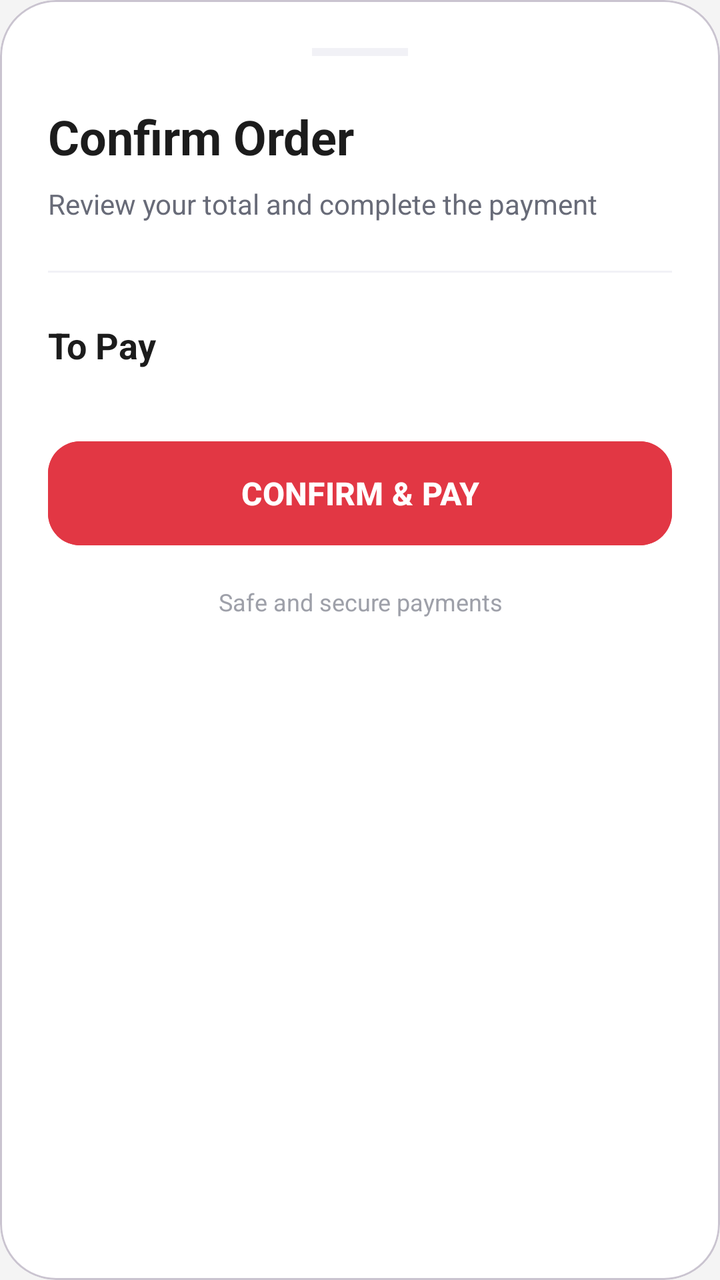
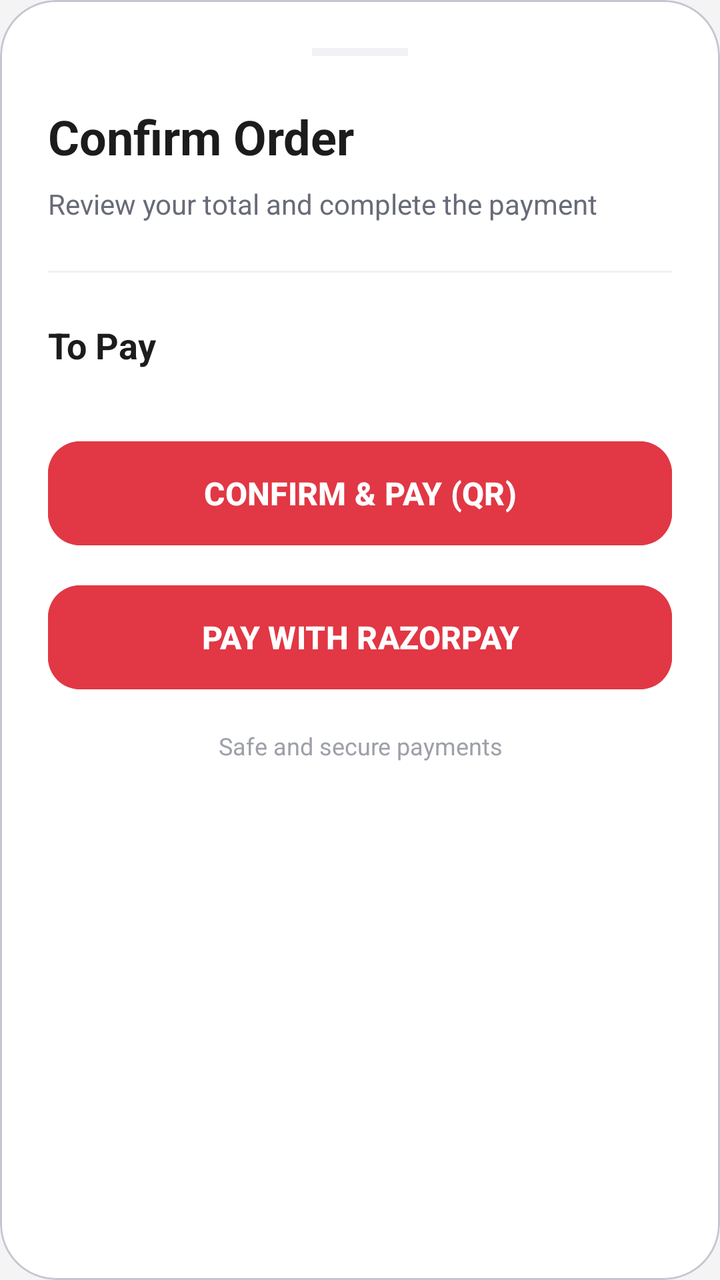

Two renders of the same Android screen: before a commit and after it. Below are the layout's source before the change and the commit's diff.
<!-- AndroidManifest.xml: application theme AppTheme.NoActionBar -->
<!-- res/layout/bottom_sheet_checkout.xml -->
<?xml version="1.0" encoding="utf-8"?>
<com.google.android.material.card.MaterialCardView xmlns:android="http://schemas.android.com/apk/res/android"
    xmlns:app="http://schemas.android.com/apk/res-auto"
    android:layout_width="match_parent"
    android:layout_height="wrap_content"
    app:cardCornerRadius="28dp"
    app:cardElevation="0dp"
    app:cardBackgroundColor="@color/white">

    <LinearLayout
        android:layout_width="match_parent"
        android:layout_height="wrap_content"
        android:orientation="vertical"
        android:padding="24dp">

        <View
            android:layout_width="48dp"
            android:layout_height="4dp"
            android:layout_gravity="center_horizontal"
            android:layout_marginBottom="24dp"
            android:background="@color/divider" />

        <TextView
            android:layout_width="wrap_content"
            android:layout_height="wrap_content"
            android:text="Confirm Order"
            android:textColor="@color/text_black"
            android:textSize="24sp"
            android:textStyle="bold" />

        <TextView
            android:layout_width="wrap_content"
            android:layout_height="wrap_content"
            android:layout_marginTop="8dp"
            android:text="Review your total and complete the payment"
            android:textColor="@color/text_grey_medium"
            android:textSize="14sp" />

        <View
            android:layout_width="match_parent"
            android:layout_height="1dp"
            android:layout_marginVertical="24dp"
            android:background="@color/divider" />

        <RelativeLayout
            android:layout_width="match_parent"
            android:layout_height="wrap_content">

            <TextView
                android:layout_width="wrap_content"
                android:layout_height="wrap_content"
                android:text="To Pay"
                android:textColor="@color/text_black"
                android:textSize="18sp"
                android:textStyle="bold" />

            <TextView
                android:id="@+id/totalText"
                android:layout_width="wrap_content"
                android:layout_height="wrap_content"
                android:layout_alignParentEnd="true"
                android:textColor="@color/text_black"
                android:textSize="18sp"
                android:textStyle="bold" />
        </RelativeLayout>

        <com.google.android.material.button.MaterialButton
            android:id="@+id/btnCheckout"
            android:layout_width="match_parent"
            android:layout_height="60dp"
            android:layout_marginTop="32dp"
            android:text="CONFIRM &amp; PAY"
            android:textColor="@color/white"
            android:textSize="16sp"
            android:textStyle="bold"
            app:cornerRadius="16dp"
            android:backgroundTint="@color/primary_red" />

        <TextView
            android:layout_width="match_parent"
            android:layout_height="wrap_content"
            android:layout_marginTop="16dp"
            android:gravity="center"
            android:text="Safe and secure payments"
            android:textColor="@color/text_grey_light"
            android:textSize="12sp" />

    </LinearLayout>
</com.google.android.material.card.MaterialCardView>
<!-- resources referenced by this layout -->
<resources>
  <color name="divider">#F1F1F6</color>
  <color name="primary_red">#E23744</color>
  <color name="text_black">#1C1C1C</color>
  <color name="text_grey_light">#9EA0A9</color>
  <color name="text_grey_medium">#686B78</color>
  <color name="white">#FFFFFFFF</color>
  <style name="AppTheme.NoActionBar" parent="Theme.Material3.Light.NoActionBar">
          <item name="colorPrimary">@color/primary_red</item>
          <item name="colorPrimaryDark">@color/primary_red_dark</item>
          <item name="colorAccent">@color/primary_red</item>
          <item name="android:windowBackground">@color/bg_light_grey</item>
          <item name="android:statusBarColor">@color/white</item>
          <item name="android:windowLightStatusBar">true</item>
      </style>
  <color name="primary_red_dark">#C12733</color>
  <color name="bg_light_grey">#F4F4F4</color>
</resources>

<!-- the commit's change to res/layout/bottom_sheet_checkout.xml (unified diff, before → after) -->
@@ -69,7 +69,19 @@
             android:layout_width="match_parent"
             android:layout_height="60dp"
             android:layout_marginTop="32dp"
-            android:text="CONFIRM &amp; PAY"
+            android:text="CONFIRM &amp; PAY (QR)"
+            android:textColor="@color/white"
+            android:textSize="16sp"
+            android:textStyle="bold"
+            app:cornerRadius="16dp"
+            android:backgroundTint="@color/primary_red" />
+
+        <com.google.android.material.button.MaterialButton
+            android:id="@+id/btnRazorpay"
+            android:layout_width="match_parent"
+            android:layout_height="60dp"
+            android:layout_marginTop="12dp"
+            android:text="PAY WITH RAZORPAY"
             android:textColor="@color/white"
             android:textSize="16sp"
             android:textStyle="bold"
